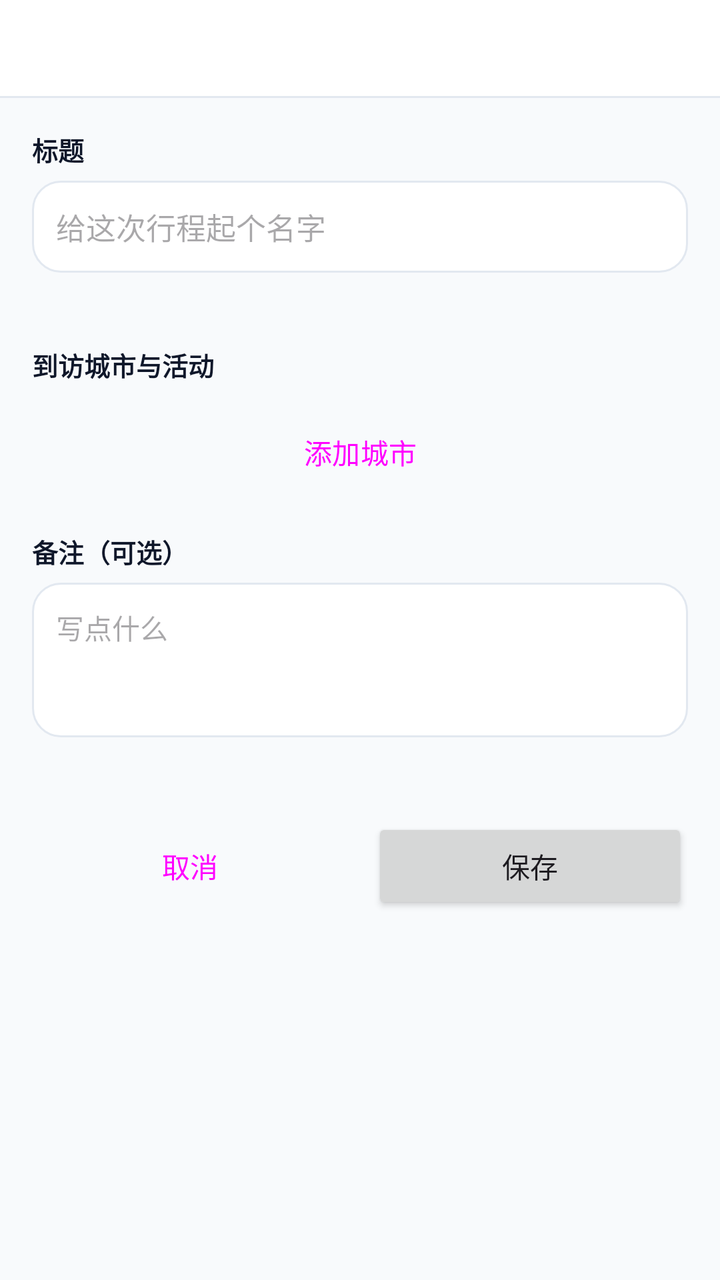
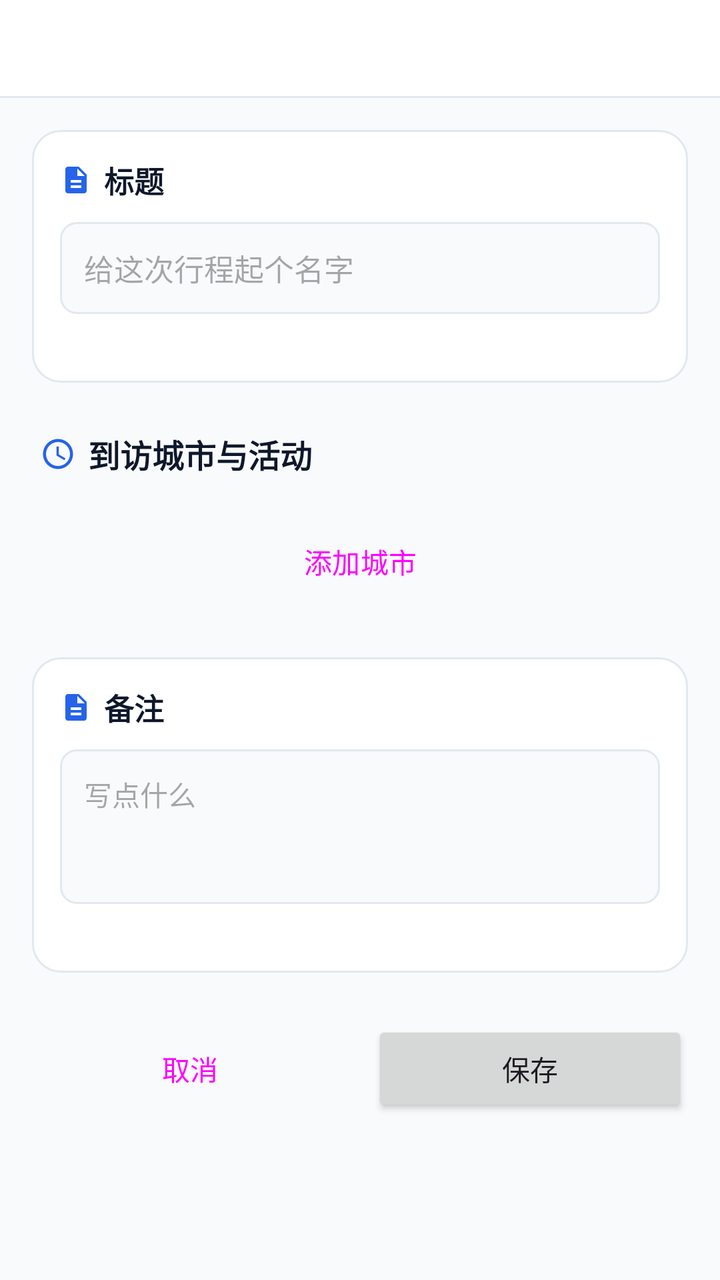

Compare the two renders of this Android layout. The source of the first and the diff that turns it into the second are given below.
<!-- AndroidManifest.xml: application theme Theme.CityFootprint -->
<!-- res/layout/activity_trip_edit.xml -->
<?xml version="1.0" encoding="utf-8"?>
<LinearLayout xmlns:android="http://schemas.android.com/apk/res/android"
    android:layout_width="match_parent"
    android:layout_height="match_parent"
    android:background="@color/bg"
    android:orientation="vertical">

    <include
        android:id="@+id/topBar"
        layout="@layout/view_top_bar"
        android:layout_width="match_parent"
        android:layout_height="wrap_content" />

    <ScrollView
        android:id="@+id/scroll"
        android:layout_width="match_parent"
        android:layout_height="0dp"
        android:layout_weight="1">

        <LinearLayout
            android:layout_width="match_parent"
            android:layout_height="wrap_content"
            android:orientation="vertical"
            android:padding="16dp">

            
            <TextView
                style="@style/TextFormLabel"
                android:text="@string/trip_title_label" />

            <EditText
                android:id="@+id/inputTitle"
                android:layout_width="match_parent"
                android:layout_height="wrap_content"
                android:background="@drawable/bg_card"
                android:hint="@string/trip_title_hint"
                android:inputType="text"
                android:maxLength="23"
                android:padding="12dp"
                android:textColor="@color/fg"
                android:textSize="15sp" />

            <TextView
                android:id="@+id/textTitleCounter"
                android:layout_width="match_parent"
                android:layout_height="wrap_content"
                android:layout_marginTop="4dp"
                android:gravity="end"
                android:textColor="@color/text_tertiary"
                android:textSize="12sp" />

            
            <TextView
                style="@style/TextFormLabel"
                android:layout_marginTop="16dp"
                android:text="@string/trip_timeline_label" />

            <LinearLayout
                android:id="@+id/eventContainer"
                android:layout_width="match_parent"
                android:layout_height="wrap_content"
                android:orientation="vertical" />

            <Button
                android:id="@+id/btnAddEvent"
                style="?attr/materialButtonOutlinedStyle"
                android:layout_width="match_parent"
                android:layout_height="wrap_content"
                android:layout_marginTop="4dp"
                android:text="@string/trip_add_city" />

            
            <TextView
                style="@style/TextFormLabel"
                android:layout_marginTop="16dp"
                android:text="@string/trip_note_label" />

            <EditText
                android:id="@+id/inputNote"
                android:layout_width="match_parent"
                android:layout_height="wrap_content"
                android:background="@drawable/bg_card"
                android:gravity="top"
                android:hint="@string/trip_note_hint"
                android:inputType="textMultiLine"
                android:maxLength="233"
                android:minLines="3"
                android:padding="12dp"
                android:textColor="@color/fg"
                android:textSize="14sp" />

            <TextView
                android:id="@+id/textNoteCounter"
                android:layout_width="match_parent"
                android:layout_height="wrap_content"
                android:layout_marginTop="4dp"
                android:gravity="end"
                android:textColor="@color/text_tertiary"
                android:textSize="12sp" />

            <LinearLayout
                android:layout_width="match_parent"
                android:layout_height="wrap_content"
                android:layout_marginTop="20dp"
                android:orientation="horizontal">

                <Button
                    android:id="@+id/btnCancel"
                    style="?attr/materialButtonOutlinedStyle"
                    android:layout_width="0dp"
                    android:layout_height="48dp"
                    android:layout_weight="1"
                    android:text="@string/trip_cancel" />

                <Button
                    android:id="@+id/btnSave"
                    android:layout_width="0dp"
                    android:layout_height="48dp"
                    android:layout_marginStart="12dp"
                    android:layout_weight="1"
                    android:text="@string/trip_save" />
            </LinearLayout>
        </LinearLayout>
    </ScrollView>
</LinearLayout>
<!-- res/layout/view_top_bar.xml (included above) -->
<?xml version="1.0" encoding="utf-8"?>
<LinearLayout xmlns:android="http://schemas.android.com/apk/res/android"
    style="@style/Widget.App.ShellBand">

    <LinearLayout
        android:layout_width="match_parent"
        android:layout_height="48dp"
        android:gravity="center_vertical"
        android:orientation="horizontal"
        android:paddingStart="16dp"
        android:paddingEnd="16dp">

        <ImageButton
            android:id="@+id/btnBack"
            android:layout_width="36dp"
            android:layout_height="36dp"
            android:layout_marginEnd="10dp"
            android:background="?attr/selectableItemBackgroundBorderless"
            android:contentDescription="@string/common_back"
            android:padding="6dp"
            android:src="@drawable/ic_back"
            android:tint="@color/sidebar_fg"
            android:visibility="gone" />

        <TextView
            android:id="@+id/title"
            android:layout_width="0dp"
            android:layout_height="wrap_content"
            android:layout_weight="1"
            android:ellipsize="end"
            android:maxLines="1"
            android:textColor="@color/sidebar_fg"
            android:textSize="16sp"
            android:textStyle="bold" />

        
        <ImageButton
            android:id="@+id/btnMenu"
            android:layout_width="36dp"
            android:layout_height="36dp"
            android:layout_marginStart="10dp"
            android:background="?attr/selectableItemBackgroundBorderless"
            android:contentDescription="@string/common_add"
            android:padding="6dp"
            android:src="@drawable/ic_add"
            android:tint="@color/sidebar_fg"
            android:visibility="gone" />

        
        <ImageButton
            android:id="@+id/btnDelete"
            android:layout_width="36dp"
            android:layout_height="36dp"
            android:layout_marginStart="10dp"
            android:background="?attr/selectableItemBackgroundBorderless"
            android:contentDescription="@string/edit_delete"
            android:padding="6dp"
            android:src="@drawable/ic_delete"
            android:tint="@color/destructive"
            android:visibility="gone" />
    </LinearLayout>

    <View style="@style/Widget.App.ShellDivider" />
</LinearLayout>
<!-- resources referenced by this layout -->
<resources>
  <color name="bg">#F8FAFC</color>
  <color name="destructive">#DC2626</color>
  <color name="fg">#0F172A</color>
  <color name="sidebar_fg">#0F172A</color>
  <color name="text_tertiary">#64748B</color>
  <string name="common_add">添加</string>
  <string name="common_back">返回</string>
  <string name="edit_delete">删除</string>
  <string name="trip_add_city">添加城市</string>
  <string name="trip_cancel">取消</string>
  <string name="trip_note_hint">写点什么</string>
  <string name="trip_note_label">备注（可选）</string>
  <string name="trip_save">保存</string>
  <string name="trip_timeline_label">到访城市与活动</string>
  <string name="trip_title_hint">给这次行程起个名字</string>
  <string name="trip_title_label">标题</string>
  <style name="TextFormLabel">
          <item name="android:layout_width">match_parent</item>
          <item name="android:layout_height">wrap_content</item>
          <item name="android:layout_marginBottom">6dp</item>
          <item name="android:textColor">@color/fg</item>
          <item name="android:textSize">13sp</item>
          <item name="android:textStyle">bold</item>
      </style>
  <style name="Widget.App.ShellDivider" parent="">
          <item name="android:layout_width">match_parent</item>
          <item name="android:layout_height">1dp</item>
          <item name="android:background">@color/sidebar_border</item>
      </style>
  <color name="card">#FFFFFF</color>
  <color name="border">#E2E8F0</color>
  <color name="sidebar">#FFFFFF</color>
  <color name="sidebar_border">#E2E8F0</color>
  <color name="accent">#2563EB</color>
  <color name="accent_light">#EFF6FF</color>
  <color name="on_accent">#FFFFFF</color>
  <color name="accent_soft_fg">#1D4ED8</color>
  <color name="muted_fg">#64748B</color>
  <color name="muted">#E2E8F0</color>
  <color name="window_bg_light">#FFFFFF</color>
  <style name="Widget.App.Button" parent="Widget.Material3.Button">
          <item name="cornerRadius">999dp</item>
      </style>
  <style name="TextAppearance.App.PopupMenuItem" parent="TextAppearance.Material3.BodyLarge">
          <item name="android:textColor">@color/fg</item>
          <item name="android:textSize">15sp</item>
      </style>
  <!-- unchanged entries left out for length: 9 -->
</resources>

<!-- the commit's change to res/layout/activity_trip_edit.xml (unified diff, before → after) -->
@@ -1,5 +1,6 @@
 <?xml version="1.0" encoding="utf-8"?>
 <LinearLayout xmlns:android="http://schemas.android.com/apk/res/android"
+    xmlns:app="http://schemas.android.com/apk/res-auto"
     android:layout_width="match_parent"
     android:layout_height="match_parent"
     android:background="@color/bg"
@@ -24,84 +25,167 @@
             android:padding="16dp">
 
             
-            <TextView
-                style="@style/TextFormLabel"
-                android:text="@string/trip_title_label" />
-
-            <EditText
-                android:id="@+id/inputTitle"
+            <LinearLayout
                 android:layout_width="match_parent"
                 android:layout_height="wrap_content"
                 android:background="@drawable/bg_card"
-                android:hint="@string/trip_title_hint"
-                android:inputType="text"
-                android:maxLength="23"
-                android:padding="12dp"
-                android:textColor="@color/fg"
-                android:textSize="15sp" />
-
-            <TextView
-                android:id="@+id/textTitleCounter"
-                android:layout_width="match_parent"
-                android:layout_height="wrap_content"
-                android:layout_marginTop="4dp"
-                android:gravity="end"
-                android:textColor="@color/text_tertiary"
-                android:textSize="12sp" />
+                android:orientation="vertical"
+                android:padding="14dp">
+
+                <LinearLayout
+                    android:layout_width="match_parent"
+                    android:layout_height="wrap_content"
+                    android:gravity="center_vertical"
+                    android:orientation="horizontal">
+
+                    <ImageView
+                        android:layout_width="16dp"
+                        android:layout_height="16dp"
+                        android:contentDescription="@null"
+                        android:src="@drawable/ic_note"
+                        app:tint="?attr/appAccent" />
+
+                    <TextView
+                        android:layout_width="wrap_content"
+                        android:layout_height="wrap_content"
+                        android:layout_marginStart="6dp"
+                        android:text="@string/trip_title_label"
+                        android:textColor="@color/fg"
+                        android:textSize="15sp"
+                        android:textStyle="bold" />
+                </LinearLayout>
+
+                <EditText
+                    android:id="@+id/inputTitle"
+                    android:layout_width="match_parent"
+                    android:layout_height="wrap_content"
+                    android:layout_marginTop="10dp"
+                    android:background="@drawable/bg_input_box"
+                    android:hint="@string/trip_title_hint"
+                    android:inputType="text"
+                    android:maxLength="23"
+                    android:padding="12dp"
+                    android:textColor="@color/fg"
+                    android:textSize="15sp" />
+
+                <TextView
+                    android:id="@+id/textTitleCounter"
+                    android:layout_width="match_parent"
+                    android:layout_height="wrap_content"
+                    android:layout_marginTop="4dp"
+                    android:gravity="end"
+                    android:textColor="@color/text_tertiary"
+                    android:textSize="12sp" />
+            </LinearLayout>
 
             
-            <TextView
-                style="@style/TextFormLabel"
-                android:layout_marginTop="16dp"
-                android:text="@string/trip_timeline_label" />
-
-            <LinearLayout
-                android:id="@+id/eventContainer"
-                android:layout_width="match_parent"
-                android:layout_height="wrap_content"
-                android:orientation="vertical" />
-
-            <Button
-                android:id="@+id/btnAddEvent"
-                style="?attr/materialButtonOutlinedStyle"
-                android:layout_width="match_parent"
-                android:layout_height="wrap_content"
-                android:layout_marginTop="4dp"
-                android:text="@string/trip_add_city" />
+            <LinearLayout
+                android:layout_width="match_parent"
+                android:layout_height="wrap_content"
+                android:layout_marginTop="24dp"
+                android:gravity="center_vertical"
+                android:orientation="horizontal"
+                android:paddingStart="4dp"
+                android:paddingBottom="8dp">
+
+                <ImageView
+                    android:layout_width="18dp"
+                    android:layout_height="18dp"
+                    android:contentDescription="@null"
+                    android:src="@drawable/ic_span"
+                    app:tint="?attr/appAccent" />
+
+                <TextView
+                    android:layout_width="wrap_content"
+                    android:layout_height="wrap_content"
+                    android:layout_marginStart="6dp"
+                    android:text="@string/trip_timeline_label"
+                    android:textColor="@color/fg"
+                    android:textSize="16sp"
+                    android:textStyle="bold" />
+            </LinearLayout>
+
+            <LinearLayout
+                android:layout_width="match_parent"
+                android:layout_height="wrap_content"
+                android:orientation="vertical">
+
+                <LinearLayout
+                    android:id="@+id/eventContainer"
+                    android:layout_width="match_parent"
+                    android:layout_height="wrap_content"
+                    android:orientation="vertical" />
+
+                <Button
+                    android:id="@+id/btnAddEvent"
+                    style="?attr/materialButtonOutlinedStyle"
+                    android:layout_width="match_parent"
+                    android:layout_height="wrap_content"
+                    android:layout_marginTop="10dp"
+                    android:text="@string/trip_add_city" />
+            </LinearLayout>
 
             
-            <TextView
-                style="@style/TextFormLabel"
-                android:layout_marginTop="16dp"
-                android:text="@string/trip_note_label" />
-
-            <EditText
-                android:id="@+id/inputNote"
-                android:layout_width="match_parent"
-                android:layout_height="wrap_content"
+            <LinearLayout
+                android:layout_width="match_parent"
+                android:layout_height="wrap_content"
+                android:layout_marginTop="24dp"
                 android:background="@drawable/bg_card"
-                android:gravity="top"
-                android:hint="@string/trip_note_hint"
-                android:inputType="textMultiLine"
-                android:maxLength="233"
-                android:minLines="3"
-                android:padding="12dp"
-                android:textColor="@color/fg"
-                android:textSize="14sp" />
-
-            <TextView
-                android:id="@+id/textNoteCounter"
-                android:layout_width="match_parent"
-                android:layout_height="wrap_content"
-                android:layout_marginTop="4dp"
-                android:gravity="end"
-                android:textColor="@color/text_tertiary"
-                android:textSize="12sp" />
-
-            <LinearLayout
-                android:layout_width="match_parent"
-                android:layout_height="wrap_content"
-                android:layout_marginTop="20dp"
+                android:orientation="vertical"
+                android:padding="14dp">
+
+                <LinearLayout
+                    android:layout_width="match_parent"
+                    android:layout_height="wrap_content"
+                    android:gravity="center_vertical"
+                    android:orientation="horizontal">
+
+                    <ImageView
+                        android:layout_width="16dp"
+                        android:layout_height="16dp"
+                        android:contentDescription="@null"
+                        android:src="@drawable/ic_note"
+                        app:tint="?attr/appAccent" />
+
+                    <TextView
+                        android:layout_width="wrap_content"
+                        android:layout_height="wrap_content"
+                        android:layout_marginStart="6dp"
+                        android:text="@string/trip_note_label"
+                        android:textColor="@color/fg"
+                        android:textSize="15sp"
+                        android:textStyle="bold" />
+                </LinearLayout>
+
+                <EditText
+                    android:id="@+id/inputNote"
+                    android:layout_width="match_parent"
+                    android:layout_height="wrap_content"
+                    android:layout_marginTop="10dp"
+                    android:background="@drawable/bg_input_box"
+                    android:gravity="top"
+                    android:hint="@string/trip_note_hint"
+                    android:inputType="textMultiLine"
+                    android:maxLength="233"
+                    android:minLines="3"
+                    android:padding="12dp"
+                    android:textColor="@color/fg"
+                    android:textSize="14sp" />
+
+                <TextView
+                    android:id="@+id/textNoteCounter"
+                    android:layout_width="match_parent"
+                    android:layout_height="wrap_content"
+                    android:layout_marginTop="4dp"
+                    android:gravity="end"
+                    android:textColor="@color/text_tertiary"
+                    android:textSize="12sp" />
+            </LinearLayout>
+
+            <LinearLayout
+                android:layout_width="match_parent"
+                android:layout_height="wrap_content"
+                android:layout_marginTop="24dp"
                 android:orientation="horizontal">
 
                 <Button
@@ -172,6 +256,18 @@
             android:tint="@color/sidebar_fg"
             android:visibility="gone" />
 
+        <ImageButton
+            android:id="@+id/btnSaveIcon"
+            android:layout_width="36dp"
+            android:layout_height="36dp"
+            android:layout_marginStart="10dp"
+            android:background="?attr/selectableItemBackgroundBorderless"
+            android:contentDescription="@string/top_save"
+            android:padding="6dp"
+            android:src="@drawable/ic_floppy"
+            android:tint="@color/sidebar_fg"
+            android:visibility="gone" />
+
         
         <ImageButton
             android:id="@+id/btnDelete"
<!-- resource entries referenced after the edit -->
@@ -5,25 +5,67 @@
   <color name="fg">#0F172A</color>
   <color name="sidebar_fg">#0F172A</color>
   <color name="text_tertiary">#64748B</color>
+  <!-- drawable bg_input_box (drawable) -->
+  <?xml version="1.0" encoding="utf-8"?>
+  <shape xmlns:android="http://schemas.android.com/apk/res/android"
+      android:shape="rectangle">
+      <solid android:color="@color/popover" />
+      <stroke
+          android:width="1dp"
+          android:color="@color/border" />
+      <corners android:radius="8dp" />
+  </shape>
+  <!-- drawable ic_floppy (drawable) -->
+  <?xml version="1.0" encoding="utf-8"?>
+  <vector xmlns:android="http://schemas.android.com/apk/res/android"
+      android:width="24dp"
+      android:height="24dp"
+      android:viewportWidth="24"
+      android:viewportHeight="24"
+      android:tint="?attr/colorControlNormal">
+      <path
+          android:fillColor="@android:color/white"
+          android:pathData="M17,3H5c-1.11,0 -2,0.9 -2,2v14c0,1.1 0.89,2 2,2h14c1.1,0 2,-0.9 2,-2V7l-4,-4zM12,19c-1.66,0 -3,-1.34 -3,-3s1.34,-3 3,-3 3,1.34 3,3 -1.34,3 -3,3zM15,9H5V5h10v4z" />
+  </vector>
+  <!-- drawable ic_note (drawable) -->
+  <?xml version="1.0" encoding="utf-8"?>
+  <vector xmlns:android="http://schemas.android.com/apk/res/android"
+      android:width="24dp"
+      android:height="24dp"
+      android:viewportWidth="24"
+      android:viewportHeight="24"
+      android:tint="?attr/colorControlNormal">
+      <path
+          android:fillColor="@android:color/white"
+          android:pathData="M14 2H6c-1.1 0-1.99.9-1.99 2L4 20c0 1.1.89 2 1.99 2H18c1.1 0 2-.9 2-2V8l-6-6zm2 16H8v-2h8v2zm0-4H8v-2h8v2zm-3-5V3.5L18.5 9H13z" />
+  </vector>
+  <!-- drawable ic_span (drawable) -->
+  <?xml version="1.0" encoding="utf-8"?>
+  <vector xmlns:android="http://schemas.android.com/apk/res/android"
+      android:width="24dp"
+      android:height="24dp"
+      android:viewportWidth="24"
+      android:viewportHeight="24"
+      android:tint="?attr/colorControlNormal">
+      <path
+          android:fillColor="@android:color/white"
+          android:pathData="M11.99 2C6.47 2 2 6.48 2 12s4.47 10 9.99 10C17.52 22 22 17.52 22 12S17.52 2 11.99 2zM12 20c-4.42 0-8-3.58-8-8s3.58-8 8-8 8 3.58 8 8-3.58 8-8 8z" />
+      <path
+          android:fillColor="@android:color/white"
+          android:pathData="M12.5 7H11v6l5.25 3.15.75-1.23-4.5-2.67z" />
+  </vector>
   <string name="common_add">添加</string>
   <string name="common_back">返回</string>
   <string name="edit_delete">删除</string>
+  <string name="top_save">保存</string>
   <string name="trip_add_city">添加城市</string>
   <string name="trip_cancel">取消</string>
   <string name="trip_note_hint">写点什么</string>
-  <string name="trip_note_label">备注（可选）</string>
+  <string name="trip_note_label">备注</string>
   <string name="trip_save">保存</string>
   <string name="trip_timeline_label">到访城市与活动</string>
   <string name="trip_title_hint">给这次行程起个名字</string>
   <string name="trip_title_label">标题</string>
-  <style name="TextFormLabel">
-          <item name="android:layout_width">match_parent</item>
-          <item name="android:layout_height">wrap_content</item>
-          <item name="android:layout_marginBottom">6dp</item>
-          <item name="android:textColor">@color/fg</item>
-          <item name="android:textSize">13sp</item>
-          <item name="android:textStyle">bold</item>
-      </style>
   <style name="Widget.App.ShellDivider" parent="">
           <item name="android:layout_width">match_parent</item>
           <item name="android:layout_height">1dp</item>
@@ -31,6 +73,7 @@
       </style>
   <color name="card">#FFFFFF</color>
   <color name="border">#E2E8F0</color>
+  <color name="popover">#F8FAFC</color>
   <color name="sidebar">#FFFFFF</color>
   <color name="sidebar_border">#E2E8F0</color>
   <color name="accent">#2563EB</color>
